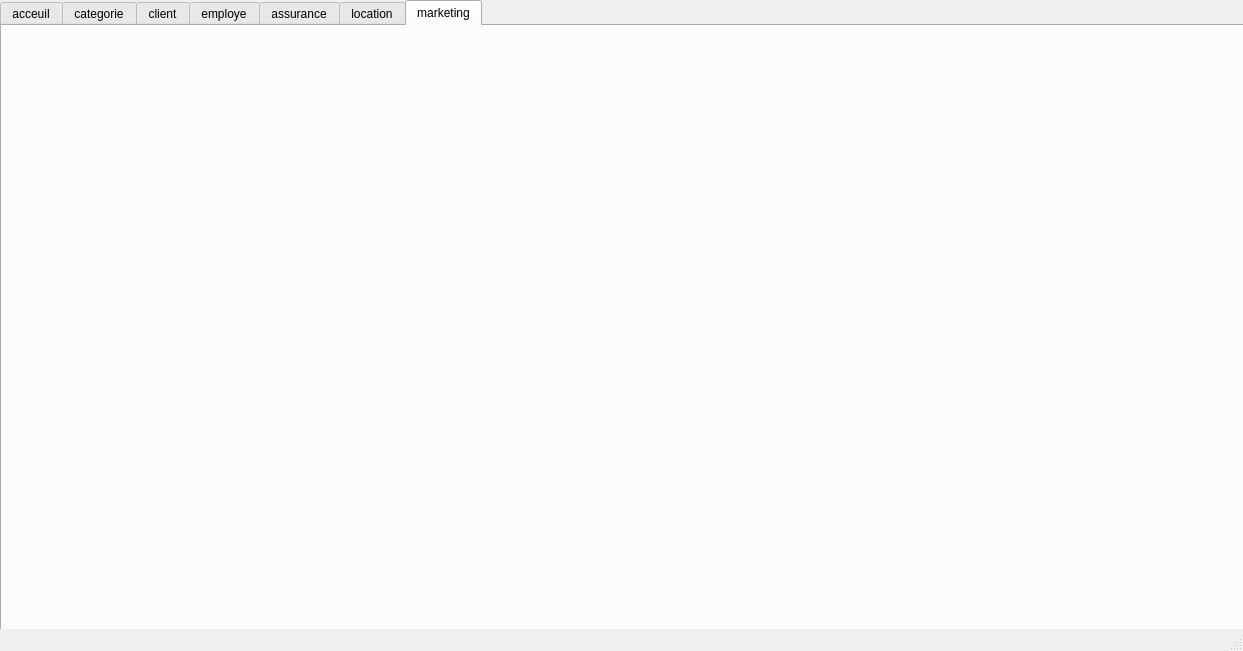
This is projetwissem/mainwindow.ui in ilyesnasraoui/projet_qt as Qt 5 draws it before an edit. The edited form follows.
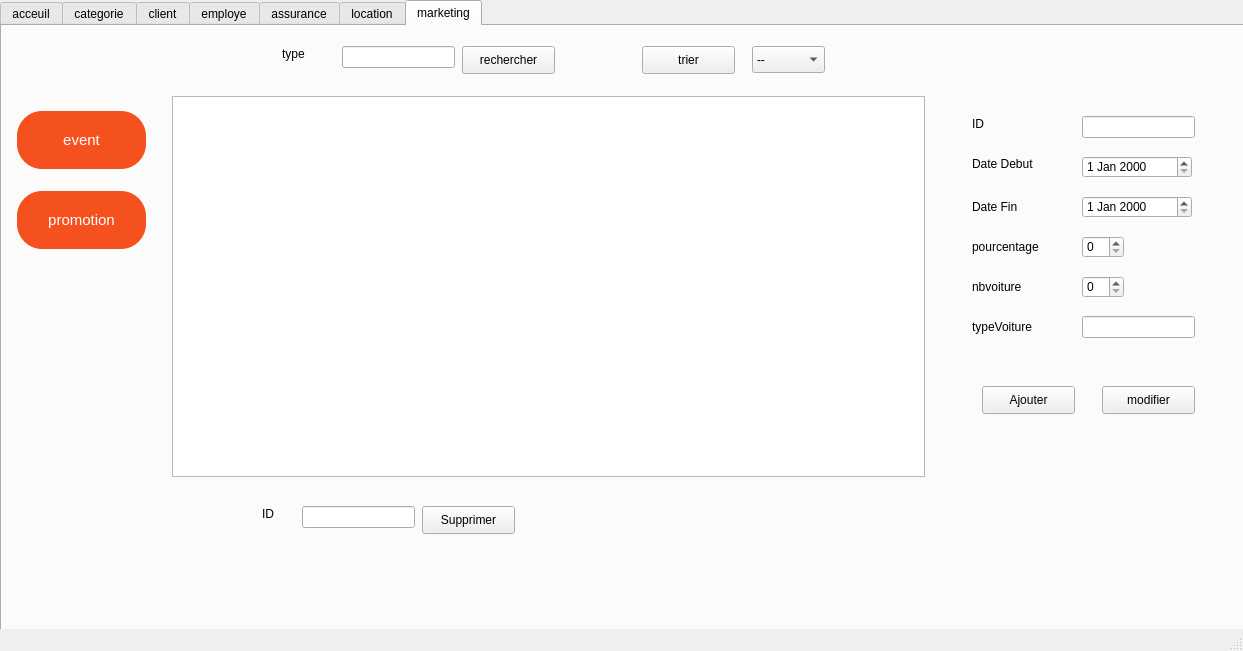
This is the edited form. The open tabs and pages were chosen to show the change.

The edit to the form file:
```diff
--- a/projetwissem/mainwindow.ui
+++ b/projetwissem/mainwindow.ui
@@ -2833,6 +2833,700 @@
      <attribute name="title">
       <string>marketing</string>
      </attribute>
+     <widget class="QStackedWidget" name="stackedWidgetM">
+      <property name="geometry">
+       <rect>
+        <x>150</x>
+        <y>0</y>
+        <width>1091</width>
+        <height>571</height>
+       </rect>
+      </property>
+      <property name="currentIndex">
+       <number>1</number>
+      </property>
+      <widget class="QWidget" name="page_7">
+       <widget class="QDateEdit" name="dateEdit_event">
+        <property name="geometry">
+         <rect>
+          <x>670</x>
+          <y>110</y>
+          <width>110</width>
+          <height>22</height>
+         </rect>
+        </property>
+        <property name="calendarPopup">
+         <bool>true</bool>
+        </property>
+       </widget>
+       <widget class="QPushButton" name="pb_rechercherE">
+        <property name="geometry">
+         <rect>
+          <x>290</x>
+          <y>20</y>
+          <width>93</width>
+          <height>28</height>
+         </rect>
+        </property>
+        <property name="text">
+         <string>recherche</string>
+        </property>
+       </widget>
+       <widget class="QDateEdit" name="dateEdit_Recherche">
+        <property name="geometry">
+         <rect>
+          <x>170</x>
+          <y>20</y>
+          <width>110</width>
+          <height>22</height>
+         </rect>
+        </property>
+       </widget>
+       <widget class="QLabel" name="ID_2">
+        <property name="geometry">
+         <rect>
+          <x>570</x>
+          <y>70</y>
+          <width>56</width>
+          <height>16</height>
+         </rect>
+        </property>
+        <property name="text">
+         <string>ID</string>
+        </property>
+       </widget>
+       <widget class="QComboBox" name="comboBoxE_2">
+        <property name="geometry">
+         <rect>
+          <x>530</x>
+          <y>510</y>
+          <width>73</width>
+          <height>27</height>
+         </rect>
+        </property>
+        <item>
+         <property name="text">
+          <string>--</string>
+         </property>
+        </item>
+        <item>
+         <property name="text">
+          <string>id</string>
+         </property>
+        </item>
+        <item>
+         <property name="text">
+          <string>DESCRIPTION</string>
+         </property>
+        </item>
+        <item>
+         <property name="text">
+          <string>type event</string>
+         </property>
+        </item>
+        <item>
+         <property name="text">
+          <string>date</string>
+         </property>
+        </item>
+       </widget>
+       <widget class="QLabel" name="label_9">
+        <property name="geometry">
+         <rect>
+          <x>540</x>
+          <y>210</y>
+          <width>121</width>
+          <height>21</height>
+         </rect>
+        </property>
+        <property name="text">
+         <string>Description</string>
+        </property>
+       </widget>
+       <widget class="QPushButton" name="pb_ajouterE">
+        <property name="geometry">
+         <rect>
+          <x>640</x>
+          <y>360</y>
+          <width>93</width>
+          <height>28</height>
+         </rect>
+        </property>
+        <property name="text">
+         <string>ajouter</string>
+        </property>
+       </widget>
+       <widget class="QLabel" name="label_10">
+        <property name="geometry">
+         <rect>
+          <x>550</x>
+          <y>110</y>
+          <width>111</width>
+          <height>16</height>
+         </rect>
+        </property>
+        <property name="text">
+         <string>Date Event</string>
+        </property>
+       </widget>
+       <widget class="QLabel" name="label_11">
+        <property name="geometry">
+         <rect>
+          <x>540</x>
+          <y>180</y>
+          <width>151</width>
+          <height>20</height>
+         </rect>
+        </property>
+        <property name="text">
+         <string>type d'evenement</string>
+        </property>
+       </widget>
+       <widget class="QLabel" name="label_12">
+        <property name="geometry">
+         <rect>
+          <x>20</x>
+          <y>20</y>
+          <width>201</width>
+          <height>16</height>
+         </rect>
+        </property>
+        <property name="text">
+         <string>Recherche par date</string>
+        </property>
+       </widget>
+       <widget class="QLabel" name="label_13">
+        <property name="geometry">
+         <rect>
+          <x>60</x>
+          <y>510</y>
+          <width>56</width>
+          <height>16</height>
+         </rect>
+        </property>
+        <property name="text">
+         <string>ID </string>
+        </property>
+       </widget>
+       <widget class="QLineEdit" name="lineEdit_idE">
+        <property name="geometry">
+         <rect>
+          <x>600</x>
+          <y>70</y>
+          <width>113</width>
+          <height>22</height>
+         </rect>
+        </property>
+       </widget>
+       <widget class="QPushButton" name="pb_triE">
+        <property name="geometry">
+         <rect>
+          <x>430</x>
+          <y>510</y>
+          <width>93</width>
+          <height>28</height>
+         </rect>
+        </property>
+        <property name="text">
+         <string>trier</string>
+        </property>
+       </widget>
+       <widget class="QLineEdit" name="lineEdit_idES">
+        <property name="geometry">
+         <rect>
+          <x>100</x>
+          <y>510</y>
+          <width>113</width>
+          <height>22</height>
+         </rect>
+        </property>
+       </widget>
+       <widget class="QTableView" name="tabevenement">
+        <property name="geometry">
+         <rect>
+          <x>20</x>
+          <y>70</y>
+          <width>503</width>
+          <height>411</height>
+         </rect>
+        </property>
+       </widget>
+       <widget class="QPushButton" name="pb_modifierE">
+        <property name="geometry">
+         <rect>
+          <x>790</x>
+          <y>360</y>
+          <width>93</width>
+          <height>28</height>
+         </rect>
+        </property>
+        <property name="text">
+         <string>modifier</string>
+        </property>
+       </widget>
+       <widget class="QComboBox" name="comboBoxE">
+        <property name="geometry">
+         <rect>
+          <x>710</x>
+          <y>180</y>
+          <width>121</width>
+          <height>22</height>
+         </rect>
+        </property>
+        <item>
+         <property name="text">
+          <string>sponsoring</string>
+         </property>
+        </item>
+        <item>
+         <property name="text">
+          <string>reunion</string>
+         </property>
+        </item>
+        <item>
+         <property name="text">
+          <string>nouveauté</string>
+         </property>
+        </item>
+       </widget>
+       <widget class="QLineEdit" name="description">
+        <property name="geometry">
+         <rect>
+          <x>540</x>
+          <y>250</y>
+          <width>431</width>
+          <height>71</height>
+         </rect>
+        </property>
+        <property name="text">
+         <string/>
+        </property>
+       </widget>
+       <widget class="QPushButton" name="pb_supprimerE">
+        <property name="geometry">
+         <rect>
+          <x>220</x>
+          <y>510</y>
+          <width>93</width>
+          <height>28</height>
+         </rect>
+        </property>
+        <property name="text">
+         <string>Supprimer</string>
+        </property>
+       </widget>
+       <widget class="QPushButton" name="pb_count">
+        <property name="geometry">
+         <rect>
+          <x>710</x>
+          <y>550</y>
+          <width>93</width>
+          <height>28</height>
+         </rect>
+        </property>
+        <property name="text">
+         <string>count</string>
+        </property>
+       </widget>
+       <widget class="QTableView" name="tableViewcount">
+        <property name="geometry">
+         <rect>
+          <x>690</x>
+          <y>450</y>
+          <width>141</width>
+          <height>91</height>
+         </rect>
+        </property>
+       </widget>
+      </widget>
+      <widget class="QWidget" name="page_8">
+       <widget class="QDateEdit" name="dateEdit_fin">
+        <property name="geometry">
+         <rect>
+          <x>930</x>
+          <y>170</y>
+          <width>110</width>
+          <height>22</height>
+         </rect>
+        </property>
+       </widget>
+       <widget class="QLineEdit" name="typeV">
+        <property name="geometry">
+         <rect>
+          <x>930</x>
+          <y>290</y>
+          <width>113</width>
+          <height>22</height>
+         </rect>
+        </property>
+       </widget>
+       <widget class="QSpinBox" name="nbvoiture">
+        <property name="geometry">
+         <rect>
+          <x>930</x>
+          <y>250</y>
+          <width>42</width>
+          <height>22</height>
+         </rect>
+        </property>
+       </widget>
+       <widget class="QPushButton" name="pb_rechercherP">
+        <property name="geometry">
+         <rect>
+          <x>310</x>
+          <y>20</y>
+          <width>93</width>
+          <height>28</height>
+         </rect>
+        </property>
+        <property name="text">
+         <string>rechercher</string>
+        </property>
+       </widget>
+       <widget class="QSpinBox" name="pourc">
+        <property name="geometry">
+         <rect>
+          <x>930</x>
+          <y>210</y>
+          <width>42</width>
+          <height>22</height>
+         </rect>
+        </property>
+       </widget>
+       <widget class="QLineEdit" name="lineEdit_idS">
+        <property name="geometry">
+         <rect>
+          <x>150</x>
+          <y>480</y>
+          <width>113</width>
+          <height>22</height>
+         </rect>
+        </property>
+       </widget>
+       <widget class="QLineEdit" name="lineEdit_id">
+        <property name="geometry">
+         <rect>
+          <x>930</x>
+          <y>90</y>
+          <width>113</width>
+          <height>22</height>
+         </rect>
+        </property>
+       </widget>
+       <widget class="QLabel" name="pourcentage_2">
+        <property name="geometry">
+         <rect>
+          <x>820</x>
+          <y>210</y>
+          <width>101</width>
+          <height>21</height>
+         </rect>
+        </property>
+        <property name="text">
+         <string>pourcentage</string>
+        </property>
+       </widget>
+       <widget class="QDateEdit" name="dateEdit_debut">
+        <property name="geometry">
+         <rect>
+          <x>930</x>
+          <y>130</y>
+          <width>110</width>
+          <height>22</height>
+         </rect>
+        </property>
+       </widget>
+       <widget class="QPushButton" name="pb_ajouterP">
+        <property name="geometry">
+         <rect>
+          <x>830</x>
+          <y>360</y>
+          <width>93</width>
+          <height>28</height>
+         </rect>
+        </property>
+        <property name="text">
+         <string>Ajouter</string>
+        </property>
+       </widget>
+       <widget class="QLabel" name="nbvoiture_2">
+        <property name="geometry">
+         <rect>
+          <x>820</x>
+          <y>250</y>
+          <width>91</width>
+          <height>21</height>
+         </rect>
+        </property>
+        <property name="text">
+         <string>nbvoiture</string>
+        </property>
+       </widget>
+       <widget class="QLabel" name="DAtefin">
+        <property name="geometry">
+         <rect>
+          <x>820</x>
+          <y>170</y>
+          <width>91</width>
+          <height>21</height>
+         </rect>
+        </property>
+        <property name="text">
+         <string>Date Fin</string>
+        </property>
+       </widget>
+       <widget class="QPushButton" name="pb_triP">
+        <property name="geometry">
+         <rect>
+          <x>490</x>
+          <y>20</y>
+          <width>93</width>
+          <height>28</height>
+         </rect>
+        </property>
+        <property name="text">
+         <string>trier</string>
+        </property>
+       </widget>
+       <widget class="QTableView" name="tabpromotion">
+        <property name="geometry">
+         <rect>
+          <x>20</x>
+          <y>70</y>
+          <width>753</width>
+          <height>381</height>
+         </rect>
+        </property>
+       </widget>
+       <widget class="QLabel" name="label_54">
+        <property name="geometry">
+         <rect>
+          <x>110</x>
+          <y>480</y>
+          <width>56</width>
+          <height>16</height>
+         </rect>
+        </property>
+        <property name="text">
+         <string>ID </string>
+        </property>
+       </widget>
+       <widget class="QPushButton" name="pb_modifierP">
+        <property name="geometry">
+         <rect>
+          <x>950</x>
+          <y>360</y>
+          <width>93</width>
+          <height>28</height>
+         </rect>
+        </property>
+        <property name="text">
+         <string>modifier</string>
+        </property>
+       </widget>
+       <widget class="QComboBox" name="comboBoxP">
+        <property name="geometry">
+         <rect>
+          <x>600</x>
+          <y>20</y>
+          <width>73</width>
+          <height>27</height>
+         </rect>
+        </property>
+        <item>
+         <property name="text">
+          <string>--</string>
+         </property>
+        </item>
+        <item>
+         <property name="text">
+          <string>nb voiture</string>
+         </property>
+        </item>
+        <item>
+         <property name="text">
+          <string>type voiture</string>
+         </property>
+        </item>
+        <item>
+         <property name="text">
+          <string>pourc</string>
+         </property>
+        </item>
+        <item>
+         <property name="text">
+          <string>dateD</string>
+         </property>
+        </item>
+        <item>
+         <property name="text">
+          <string>dateF</string>
+         </property>
+        </item>
+       </widget>
+       <widget class="QLabel" name="typevoiture">
+        <property name="geometry">
+         <rect>
+          <x>820</x>
+          <y>290</y>
+          <width>91</width>
+          <height>21</height>
+         </rect>
+        </property>
+        <property name="text">
+         <string>typeVoiture</string>
+        </property>
+       </widget>
+       <widget class="QLineEdit" name="lineEdit_RP">
+        <property name="geometry">
+         <rect>
+          <x>190</x>
+          <y>20</y>
+          <width>113</width>
+          <height>22</height>
+         </rect>
+        </property>
+       </widget>
+       <widget class="QLabel" name="label_55">
+        <property name="geometry">
+         <rect>
+          <x>130</x>
+          <y>20</y>
+          <width>56</width>
+          <height>16</height>
+         </rect>
+        </property>
+        <property name="text">
+         <string>type</string>
+        </property>
+       </widget>
+       <widget class="QLabel" name="ID_3">
+        <property name="geometry">
+         <rect>
+          <x>820</x>
+          <y>90</y>
+          <width>56</width>
+          <height>16</height>
+         </rect>
+        </property>
+        <property name="text">
+         <string>ID</string>
+        </property>
+       </widget>
+       <widget class="QLabel" name="DateDebut">
+        <property name="geometry">
+         <rect>
+          <x>820</x>
+          <y>130</y>
+          <width>91</width>
+          <height>16</height>
+         </rect>
+        </property>
+        <property name="text">
+         <string>Date Debut</string>
+        </property>
+       </widget>
+       <widget class="QPushButton" name="pb_supprimer">
+        <property name="geometry">
+         <rect>
+          <x>270</x>
+          <y>480</y>
+          <width>93</width>
+          <height>28</height>
+         </rect>
+        </property>
+        <property name="text">
+         <string>Supprimer</string>
+        </property>
+       </widget>
+      </widget>
+     </widget>
+     <widget class="QPushButton" name="pushButton_14">
+      <property name="geometry">
+       <rect>
+        <x>10</x>
+        <y>80</y>
+        <width>139</width>
+        <height>68</height>
+       </rect>
+      </property>
+      <property name="styleSheet">
+       <string notr="true">.QPushButton {
+
+  border-radius: 25%;
+  background-color: #f4511e;
+
+  color: #FFFFFF;
+  text-align: center;
+  font-size: 15px;
+  padding: 20px;
+
+
+  cursor: pointer;
+  margin: 5px;
+}
+
+.QPushButton:hover  {
+ padding-right: 25px;
+font-size: 22px;
+background-color:black;
+}
+
+</string>
+      </property>
+      <property name="text">
+       <string>event</string>
+      </property>
+      <property name="iconSize">
+       <size>
+        <width>10</width>
+        <height>10</height>
+       </size>
+      </property>
+     </widget>
+     <widget class="QPushButton" name="pushButton_15">
+      <property name="geometry">
+       <rect>
+        <x>10</x>
+        <y>160</y>
+        <width>139</width>
+        <height>68</height>
+       </rect>
+      </property>
+      <property name="styleSheet">
+       <string notr="true">.QPushButton {
+
+  border-radius: 25%;
+  background-color: #f4511e;
+
+  color: #FFFFFF;
+  text-align: center;
+  font-size: 15px;
+  padding: 20px;
+
+
+  cursor: pointer;
+  margin: 5px;
+}
+
+.QPushButton:hover  {
+ padding-right: 25px;
+font-size: 22px;
+background-color:black;
+}
+
+</string>
+      </property>
+      <property name="text">
+       <string>promotion</string>
+      </property>
+      <property name="iconSize">
+       <size>
+        <width>10</width>
+        <height>10</height>
+       </size>
+      </property>
+     </widget>
     </widget>
    </widget>
   </widget>
```
Left out of the diff: 2 changed lines with no effect on the pictures.
